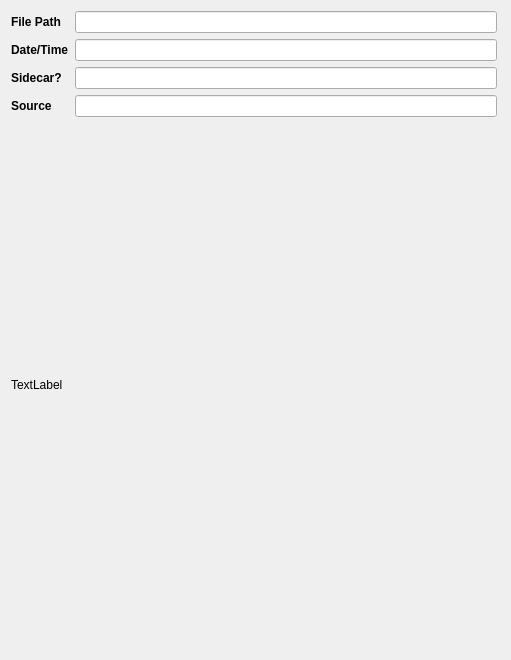
The window that src/ui/mediaFileViewer.ui (mundodisco8/EXIFPhotoRenamer) describes before a commit, drawn with Qt 5.
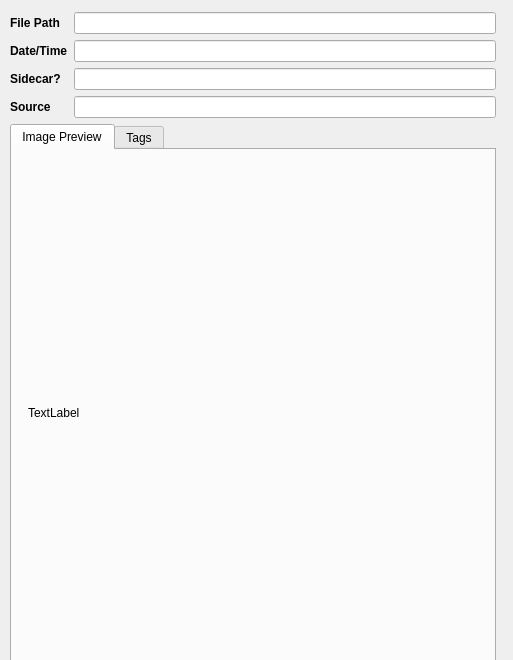
The same window after the commit.

Patch:
```diff
--- a/src/ui/mediaFileViewer.ui
+++ b/src/ui/mediaFileViewer.ui
@@ -6,7 +6,7 @@
    <rect>
     <x>0</x>
     <y>0</y>
-    <width>511</width>
+    <width>513</width>
     <height>660</height>
    </rect>
   </property>
@@ -34,10 +34,10 @@
   <widget class="QWidget" name="">
    <property name="geometry">
     <rect>
-     <x>11</x>
-     <y>11</y>
+     <x>10</x>
+     <y>12</y>
      <width>486</width>
-     <height>636</height>
+     <height>667</height>
     </rect>
    </property>
    <layout class="QVBoxLayout" name="verticalLayout">
@@ -191,16 +191,53 @@
      </layout>
     </item>
     <item>
-     <widget class="QLabel" name="imageLbl">
-      <property name="minimumSize">
-       <size>
-        <width>0</width>
-        <height>500</height>
-       </size>
+     <widget class="QTabWidget" name="tabWidget">
+      <property name="currentIndex">
+       <number>0</number>
       </property>
-      <property name="text">
-       <string>TextLabel</string>
-      </property>
+      <widget class="QWidget" name="tab_3">
+       <attribute name="title">
+        <string>Image Preview</string>
+       </attribute>
+       <layout class="QHBoxLayout" name="horizontalLayout">
+        <item>
+         <widget class="QLabel" name="imageLbl">
+          <property name="minimumSize">
+           <size>
+            <width>0</width>
+            <height>0</height>
+           </size>
+          </property>
+          <property name="maximumSize">
+           <size>
+            <width>450</width>
+            <height>450</height>
+           </size>
+          </property>
+          <property name="text">
+           <string>TextLabel</string>
+          </property>
+         </widget>
+        </item>
+       </layout>
+      </widget>
+      <widget class="QWidget" name="tab_4">
+       <attribute name="title">
+        <string>Tags</string>
+       </attribute>
+       <layout class="QHBoxLayout" name="horizontalLayout_2">
+        <item>
+         <widget class="QPlainTextEdit" name="tagsTxt">
+          <property name="maximumSize">
+           <size>
+            <width>450</width>
+            <height>450</height>
+           </size>
+          </property>
+         </widget>
+        </item>
+       </layout>
+      </widget>
      </widget>
     </item>
    </layout>
```
Left out of the diff: 136 changed lines with no effect on the pictures.
